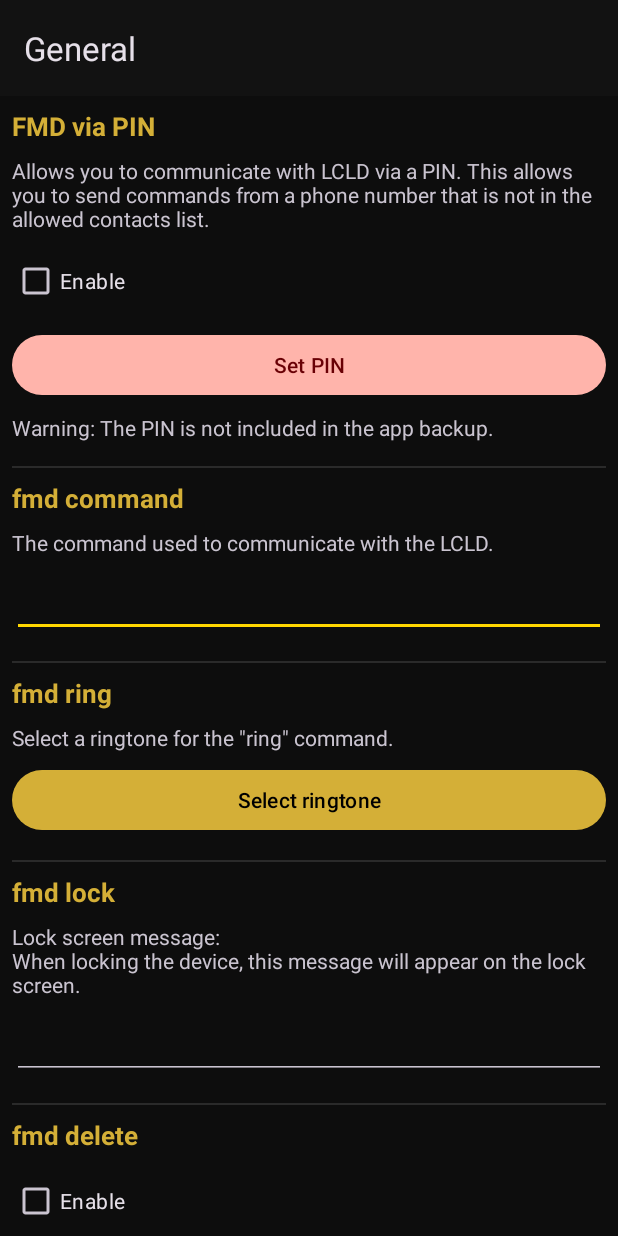
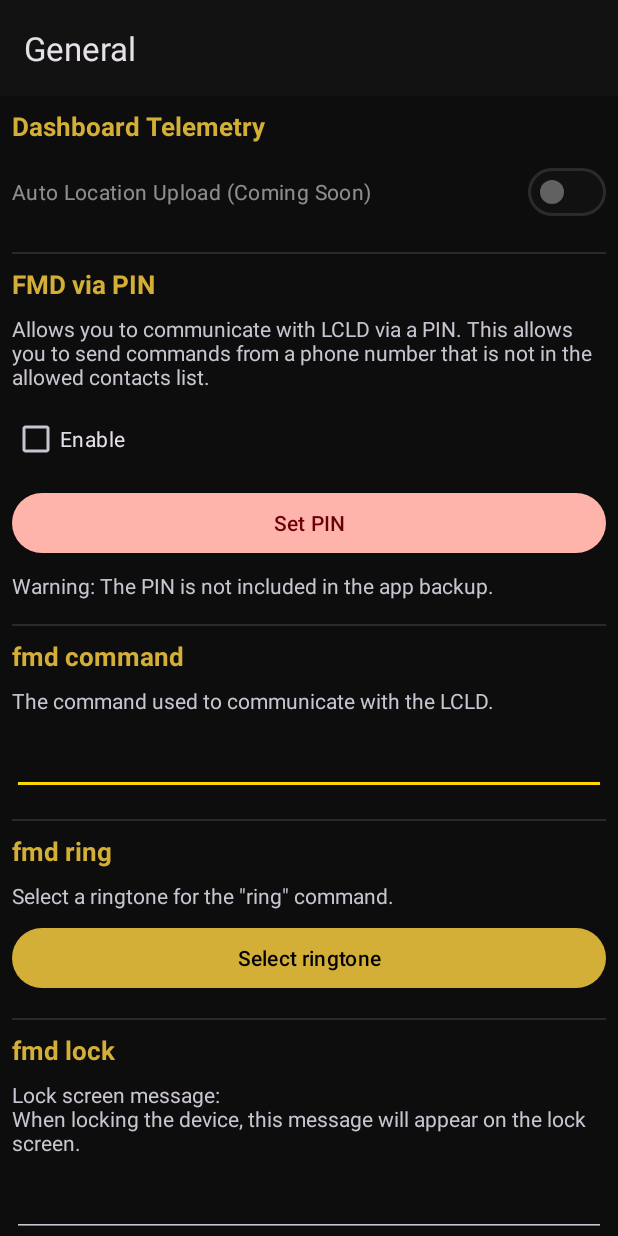
Before and after one commit to neubofy/Vito, an Android app: the FMDConfigActivity screen opened directly, with no data from a screen before it, on a phone screen of 412 x 824 dp. Run offline under Robolectric (Android 15) with nearby library versions, the light colour scheme and no system bars; 2 statements that could not run were skipped.

Commit message:
feat: add account management UI, FMD configuration screens, and server location upload service

```diff
--- a/app/src/main/java/com/neubofy/veto/services/ServerLocationUploadService.java
+++ b/app/src/main/java/com/neubofy/veto/services/ServerLocationUploadService.java
@@ -43,8 +43,9 @@ public class ServerLocationUploadService extends FmdJobService {
     }
 
     public static void scheduleJob(Context context, long delayMinutes) {
-        // Make sure that there are no duplicates scheduled
+        // Feature disabled per user request (Coming Soon)
         cancelJob(context);
+        if (true) return;
 
         FmdLogKt.log(context).d(TAG, "Scheduling upload service");
         SettingsRepository settings = SettingsRepository.Companion.getInstance(context);
--- a/app/src/main/res/layout/activity_account.xml
+++ b/app/src/main/res/layout/activity_account.xml
@@ -85,7 +85,7 @@
             android:text="Open Website Dashboard"
             style="@style/Widget.MaterialComponents.Button"
             app:icon="@drawable/ic_cloud"
-            android:layout_marginBottom="8dp" />
+            android:layout_marginBottom="16dp" />
 
         <com.google.android.material.button.MaterialButton
             android:id="@+id/btnSignOut"
--- a/app/src/main/res/layout/activity_f_m_d_config.xml
+++ b/app/src/main/res/layout/activity_f_m_d_config.xml
@@ -29,6 +29,29 @@
             android:layout_height="wrap_content"
             android:layout_margin="@dimen/margin_normal"
             android:orientation="vertical">
+
+            <TextView
+                style="@style/LCLD.Text.SectionTitle"
+                android:layout_width="match_parent"
+                android:layout_height="wrap_content"
+                android:layout_marginBottom="@dimen/margin_small"
+                android:text="Dashboard Telemetry" />
+
+            <com.google.android.material.materialswitch.MaterialSwitch
+                android:id="@+id/switchAutoUpload"
+                android:layout_width="match_parent"
+                android:layout_height="wrap_content"
+                android:text="Auto Location Upload (Coming Soon)"
+                android:checked="false"
+                android:enabled="false"
+                android:layout_marginBottom="@dimen/margin_small" />
+
+            <View
+                android:layout_width="match_parent"
+                android:layout_height="1dp"
+                android:layout_marginTop="@dimen/margin_small"
+                android:layout_marginBottom="@dimen/margin_normal"
+                android:background="?android:attr/listDivider" />
 
             <TextView
                 style="@style/LCLD.Text.SectionTitle"
```
